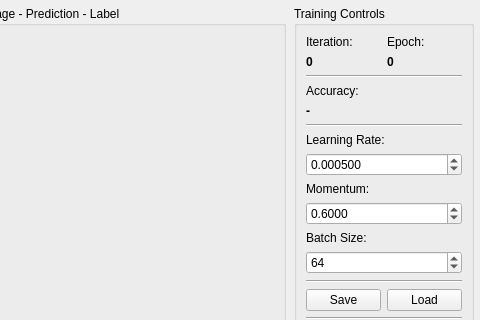
Before: the Qt Designer form src/mainwindow.ui in M4RKUS28/MNIST-Machine-Learning-Tests, drawn with Qt 5; both pictures show x 356 to 836 and y 0 to 320 of the 836 by 559 pixel window.
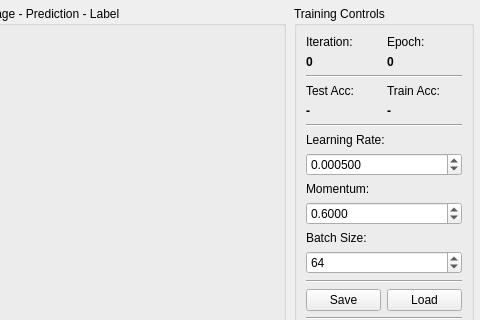
After: the same form once the commit is applied.

Commit message: feat: Implement training worker and update main window for threaded training

```diff
--- a/src/mainwindow.ui
+++ b/src/mainwindow.ui
@@ -278,20 +278,18 @@
         </widget>
        </item>
        <item>
-        <widget class="QLabel" name="labelAccuracyHeader">
+        <layout class="QHBoxLayout" name="accuracyLayout">
+         <item>
+          <layout class="QVBoxLayout" name="testAccLayout">
+           <item>
+            <widget class="QLabel" name="labelTestAccuracyHeader">
          <property name="text">
-          <string>Accuracy:</string>
+              <string>Test Acc:</string>
          </property>
         </widget>
        </item>
        <item>
-        <widget class="QLabel" name="labelAccuracy">
-         <property name="sizePolicy">
-          <sizepolicy hsizetype="Preferred" vsizetype="Fixed">
-           <horstretch>0</horstretch>
-           <verstretch>0</verstretch>
-          </sizepolicy>
-         </property>
+            <widget class="QLabel" name="labelTestAccuracy">
          <property name="font">
           <font>
            <bold>true</bold>
@@ -304,6 +302,36 @@
           <string>-</string>
          </property>
         </widget>
+           </item>
+          </layout>
+         </item>
+         <item>
+          <layout class="QVBoxLayout" name="trainAccLayout">
+           <item>
+            <widget class="QLabel" name="labelTrainAccuracyHeader">
+             <property name="text">
+              <string>Train Acc:</string>
+             </property>
+            </widget>
+           </item>
+           <item>
+            <widget class="QLabel" name="labelTrainAccuracy">
+             <property name="font">
+              <font>
+               <bold>true</bold>
+              </font>
+             </property>
+             <property name="toolTip">
+              <string>Latest train accuracy on the MNIST train set</string>
+             </property>
+             <property name="text">
+              <string>-</string>
+             </property>
+            </widget>
+           </item>
+          </layout>
+         </item>
+        </layout>
        </item>
        <item>
         <widget class="Line" name="line2">
```
Lines whose indentation alone changed are shown as unchanged. The commit also changes 5 other files.
